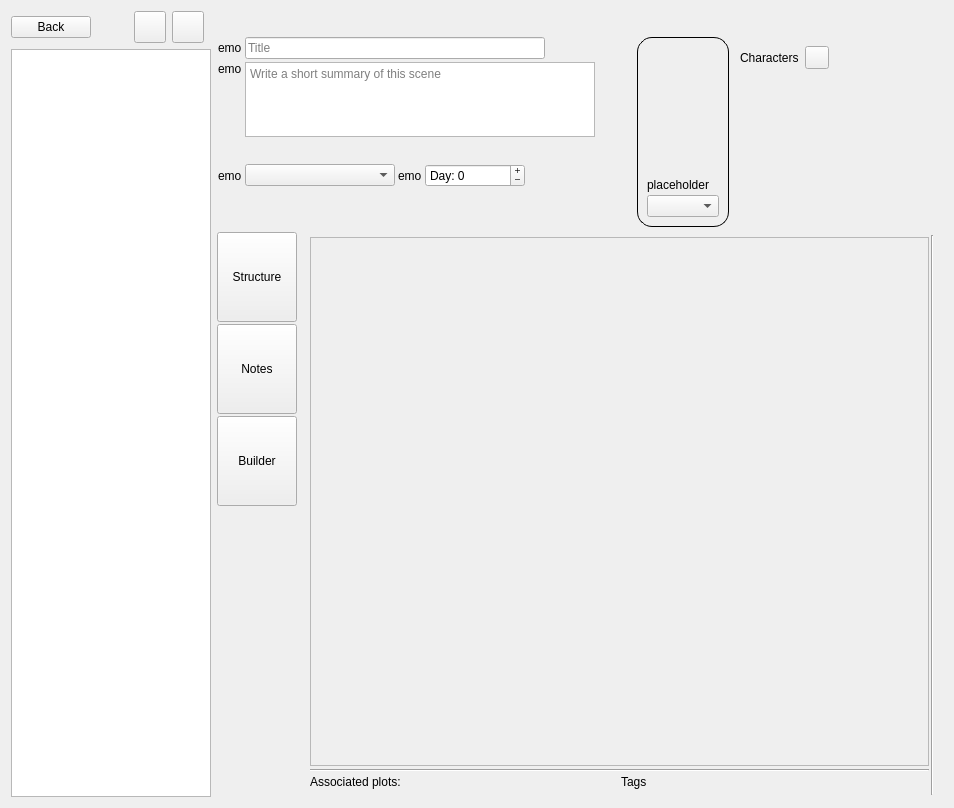
Qt form ui/scene_editor.ui (zkovari/plotlyst) before a commit.
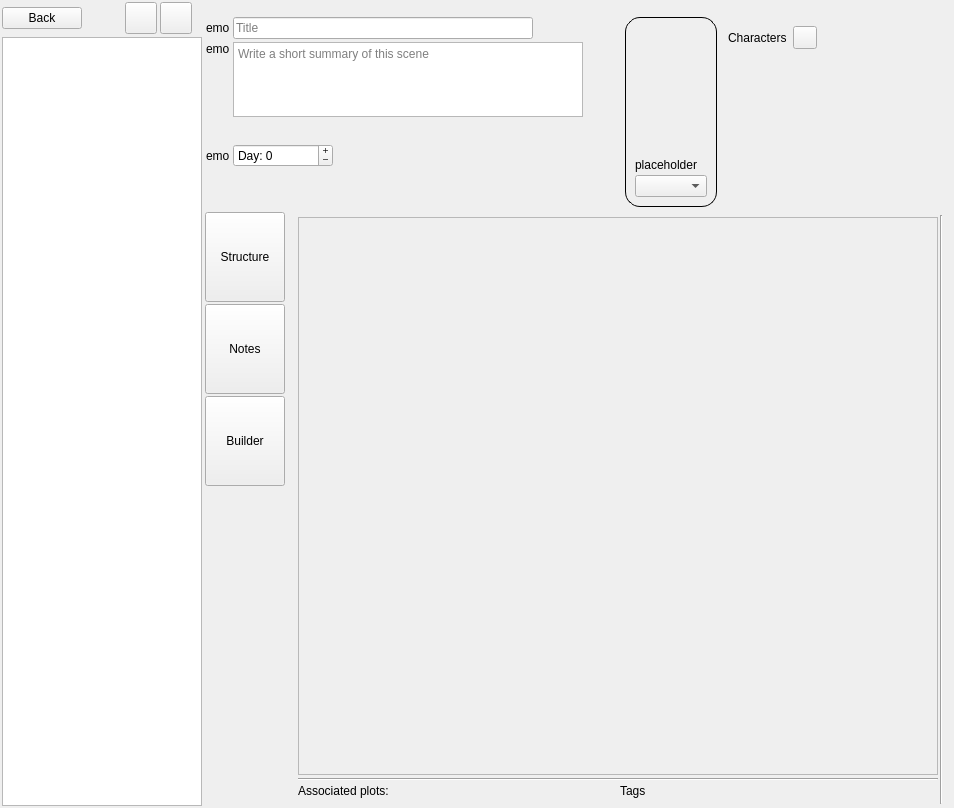
The same form after that commit. Custom widgets are drawn as their Qt base class.

Commit message:
Story structure and beats widget (#69)
* Story structure and beats widget

* progress

* change acts

* opacity

* Display current act

* highlight and tooltip

* select beat

* qa

```diff
--- a/ui/scene_editor.ui
+++ b/ui/scene_editor.ui
@@ -14,6 +14,21 @@
    <string>Form</string>
   </property>
   <layout class="QHBoxLayout" name="horizontalLayout_7">
+   <property name="spacing">
+    <number>3</number>
+   </property>
+   <property name="leftMargin">
+    <number>2</number>
+   </property>
+   <property name="topMargin">
+    <number>2</number>
+   </property>
+   <property name="rightMargin">
+    <number>2</number>
+   </property>
+   <property name="bottomMargin">
+    <number>2</number>
+   </property>
    <item>
     <layout class="QVBoxLayout" name="verticalLayout">
      <item>
@@ -169,14 +184,17 @@
       <number>4</number>
      </property>
      <item>
-      <spacer name="horizontalSpacer_8">
+      <widget class="SceneStoryStructureWidget" name="wdgStructure" native="true"/>
+     </item>
+     <item>
+      <spacer name="horizontalSpacer_2">
        <property name="orientation">
         <enum>Qt::Horizontal</enum>
        </property>
        <property name="sizeHint" stdset="0">
         <size>
          <width>40</width>
-         <height>25</height>
+         <height>10</height>
         </size>
        </property>
       </spacer>
@@ -322,32 +340,6 @@
             <property name="spacing">
              <number>3</number>
             </property>
-            <item>
-             <widget class="QLabel" name="lblBeatEmoji">
-              <property name="text">
-               <string>emo</string>
-              </property>
-             </widget>
-            </item>
-            <item>
-             <widget class="QComboBox" name="cbPivotal">
-              <property name="minimumSize">
-               <size>
-                <width>150</width>
-                <height>0</height>
-               </size>
-              </property>
-              <property name="maximumSize">
-               <size>
-                <width>200</width>
-                <height>16777215</height>
-               </size>
-              </property>
-              <property name="placeholderText">
-               <string/>
-              </property>
-             </widget>
-            </item>
             <item>
              <widget class="QLabel" name="lblDayEmoji">
               <property name="text">
@@ -731,8 +723,8 @@
                     <rect>
                      <x>0</x>
                      <y>0</y>
-                     <width>611</width>
-                     <height>516</height>
+                     <width>628</width>
+                     <height>541</height>
                     </rect>
                    </property>
                    <layout class="QVBoxLayout" name="verticalLayout_16">
@@ -1113,23 +1105,29 @@
    <extends>QPushButton</extends>
    <header>src.main.python.plotlyst.view.widget.input</header>
   </customwidget>
-  <customwidget>
-   <class>RichTextEditor</class>
-   <extends>QTextEdit</extends>
-   <header>src.main.python.plotlyst.view.widget.input</header>
-  </customwidget>
   <customwidget>
    <class>LabelsWidget</class>
    <extends>QWidget</extends>
    <header>src.main.python.plotlyst.view.widget.labels</header>
    <container>1</container>
   </customwidget>
+  <customwidget>
+   <class>RichTextEditor</class>
+   <extends>QTextEdit</extends>
+   <header>src.main.python.plotlyst.view.widget.input</header>
+  </customwidget>
   <customwidget>
    <class>SceneStructureWidget</class>
    <extends>QWidget</extends>
    <header>src.main.python.plotlyst.view.widget.scenes</header>
    <container>1</container>
   </customwidget>
+  <customwidget>
+   <class>SceneStoryStructureWidget</class>
+   <extends>QWidget</extends>
+   <header>src.main.python.plotlyst.view.widget.scenes</header>
+   <container>1</container>
+  </customwidget>
  </customwidgets>
  <resources/>
  <connections/>
```
Left out of the diff: 1 changed line with no effect on the pictures. The commit also changes 8 other files.
